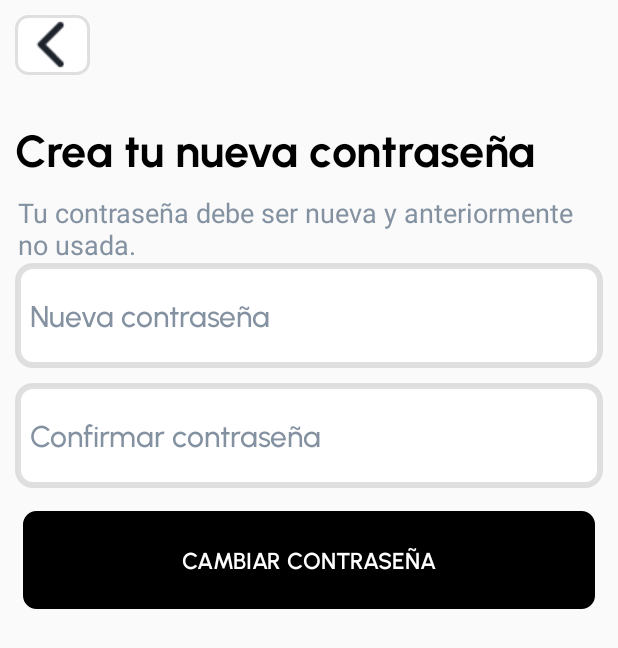
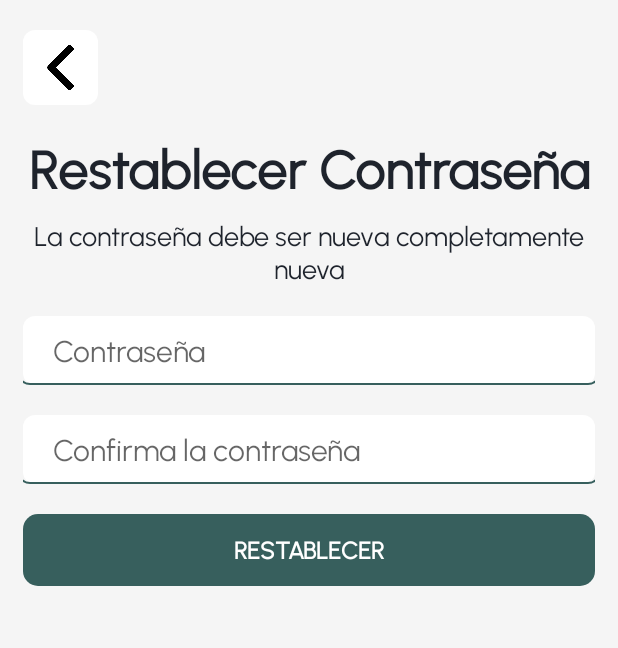
Before and after one commit to JPchipres/appmaquitia, an Android app: the new_password screen opened directly, with no data from a screen before it, on a phone screen of 412 x 824 dp. Shown: the top 648 px of the screen. Run offline under Robolectric (Android 15) with nearby library versions, the phone set to English and light mode, and no system bars.

Commit message:
normalizacion pt.1

```diff
--- a/app/src/main/java/com/example/appmaquitia/MainActivity.java
+++ b/app/src/main/java/com/example/appmaquitia/MainActivity.java
@@ -22,8 +22,7 @@ public class MainActivity extends AppCompatActivity {
         registro = (Button) findViewById(R.id.btnRegistro);
         iniciar = (Button) findViewById(R.id.btnInicioSesion);
         btnpublicaciones = findViewById(R.id.btn_publicaciones);
-
-        Intent ii = new Intent(this, PublicacionesActivity.class);
+        Intent ii = new Intent(this, codigo_otp.class);
         startActivity(ii);
         iniciar.setOnClickListener(new View.OnClickListener() {
             @Override
--- a/app/src/main/java/com/example/appmaquitia/new_password.java
+++ b/app/src/main/java/com/example/appmaquitia/new_password.java
@@ -3,6 +3,10 @@ package com.example.appmaquitia;
 import androidx.appcompat.app.AppCompatActivity;
 
 import android.os.Bundle;
+import android.view.View;
+import android.widget.Button;
+import android.widget.EditText;
+import android.widget.ImageButton;
 
 public class new_password extends AppCompatActivity {
 
@@ -10,5 +14,17 @@ public class new_password extends AppCompatActivity {
     protected void onCreate(Bundle savedInstanceState) {
         super.onCreate(savedInstanceState);
         setContentView(R.layout.activity_new_password);
+
+        Button restablecer = (Button) findViewById(R.id.btnRestablecer);
+        ImageButton regresar = (ImageButton) findViewById(R.id.btnRegresar);
+        EditText pass1 = (EditText) findViewById(R.id.etPass1);
+        EditText pass2 = (EditText) findViewById(R.id.etPass2);
+
+        regresar.setOnClickListener(new View.OnClickListener() {
+            @Override
+            public void onClick(View v) {
+                finish();
+            }
+        });
     }
 }
--- a/app/src/main/res/drawable/edittext2_details.xml
+++ b/app/src/main/res/drawable/edittext2_details.xml
@@ -3,5 +3,5 @@
     <solid android:color="@color/white"/>
     <corners android:radius="10dp"/>
     <stroke android:width="2dp"/>
-    <stroke android:color="@color/aqua"/>
+    <stroke android:color="@color/buttons"/>
 </shape>
--- a/app/src/main/res/layout/activity_new_password.xml
+++ b/app/src/main/res/layout/activity_new_password.xml
@@ -4,98 +4,117 @@
     xmlns:tools="http://schemas.android.com/tools"
     android:layout_width="match_parent"
     android:layout_height="match_parent"
+    android:background="@color/background"
     tools:context=".new_password">
 
+
     <LinearLayout
-        android:id="@+id/ll_back"
         android:layout_width="match_parent"
-        android:layout_height="wrap_content"
-        android:layout_marginStart="10dp"
-        android:layout_marginTop="10dp"
-        android:layout_marginEnd="10dp"
-        android:layout_marginBottom="10dp"
-        android:orientation="horizontal">
+        android:layout_height="match_parent"
+        android:orientation="vertical"
+        android:layout_marginVertical="20dp"
+        android:layout_marginHorizontal="15dp">
 
-        <Button
-            android:id="@+id/btn_back"
+    <!--Caja de layouts btn regresar-->
+
+    <LinearLayout
+        android:layout_width="match_parent"
+        android:layout_height="50dp"
+        android:padding="0dp">
+
+        <ImageButton
+            android:id="@+id/btnRegresar"
             android:layout_width="50dp"
-            android:layout_height="40dp"
-            android:background="@drawable/button_style"
-            android:drawableLeft="@drawable/arrow"
-            android:paddingStart="5dp"
-            android:textSize="30sp" />
+            android:layout_height="wrap_content"
+            android:src="@drawable/back"
+            android:textSize="20dp"
+            android:scaleType="fitCenter"
+            android:padding="10dp"
+            android:background="@drawable/backbutton"/>
+
     </LinearLayout>
 
+    <!--Caja de layouts botones-->
     <LinearLayout
-        android:id="@+id/ll_text"
-        android:layout_below="@+id/ll_back"
         android:layout_width="match_parent"
-        android:layout_height="wrap_content"
-        android:orientation="vertical"
-        android:layout_marginTop="20dp">
+        android:layout_height="match_parent"
+        android:layout_marginTop="20dp"
+        android:gravity="top"
+        android:orientation="vertical">
 
-        <TextView
+        <LinearLayout
             android:layout_width="match_parent"
             android:layout_height="wrap_content"
-            android:text="Crea tu nueva contraseña"
-            android:gravity="left"
-            android:layout_marginLeft="10dp"
-            android:textColor="@color/black"
-            android:textSize="30sp"
-            app:fontFamily="@font/urbanist_bold"/>
-        <TextView
+            android:gravity="center"
+            android:orientation="vertical">
+            <TextView
+                android:layout_width="match_parent"
+                android:layout_height="wrap_content"
+                android:textColor="@color/gris_oscuro"
+                android:fontFamily="@font/urbanist"
+                android:text="Restablecer Contraseña"
+                android:textSize="35sp"
+                android:textAlignment="center"
+                android:textStyle="bold"/>
+
+            <TextView
+                android:layout_marginTop="10dp"
+                android:layout_width="match_parent"
+                android:layout_height="wrap_content"
+                android:textColor="@color/gris_oscuro"
+                android:fontFamily="@font/urbanist"
+                android:text="La contraseña debe ser nueva completamente nueva"
+                android:textSize="18sp"
+                android:textAlignment="center"/>
+        </LinearLayout>
+
+        <LinearLayout
             android:layout_width="match_parent"
             android:layout_height="wrap_content"
-            android:text="Tu contraseña debe ser nueva y anteriormente no usada."
-            android:gravity="left"
-            android:layout_marginLeft="12dp"
-            android:layout_marginRight="6dp"
-            android:textColor="@color/gris_fuerte"
-            android:textSize="18sp"
-            android:layout_marginTop="10dp"/>
-    </LinearLayout>
+            android:orientation="vertical"
+            android:gravity="bottom">
 
-    <LinearLayout
-        android:id="@+id/ll_contraseña"
-        android:layout_below="@+id/ll_text"
-        android:layout_width="match_parent"
-        android:layout_height="wrap_content"
-        android:orientation="vertical">
+            <EditText
+                android:id="@+id/etPass1"
+                android:layout_width="match_parent"
+                android:layout_height="wrap_content"
+                android:layout_marginTop="20dp"
 
-        <EditText
-            android:id="@+id/et_contraseña"
-            android:layout_width="match_parent"
-            android:layout_height="70dp"
-            android:hint="Nueva contraseña"
-            android:textColorHint="@color/gris_fuerte"
-            android:layout_marginLeft="10dp"
-            android:layout_marginRight="10dp"
-            android:padding="10dp"
-            app:fontFamily="@font/urbanist_medium"
-            style="@style/edittextStyle"/>
+                android:background="@drawable/edittext_radius"
+                android:hint="Contraseña"
+                android:paddingLeft="20dp"
+                android:paddingVertical="10dp"
+                android:inputType="textEmailAddress"
+                android:textSize="20sp"
+                android:fontFamily="@font/urbanist"/>
+            <EditText
+                android:id="@+id/etPass2"
+                android:layout_width="match_parent"
+                android:layout_height="wrap_content"
+                android:layout_marginTop="20dp"
 
-        <EditText
-            android:id="@+id/et_contraseña2"
-            android:layout_width="match_parent"
-            android:layout_height="70dp"
-            android:hint="Confirmar contraseña"
-            android:textColorHint="@color/gris_fuerte"
-            android:layout_marginLeft="10dp"
-            android:layout_marginRight="10dp"
-            android:layout_marginTop="10dp"
-            android:padding="10dp"
-            app:fontFamily="@font/urbanist_medium"
-            style="@style/edittextStyle"/>
-        <Button
-            android:id="@+id/btn_contraseña"
-            android:layout_width="match_parent"
-            android:layout_height="65dp"
-            android:text="Cambiar contraseña"
-            android:textSize="15sp"
-            android:textColor="@color/white"
-            android:background="@drawable/button2_style"
-            app:fontFamily="@font/urbanist_semibold"
-            android:layout_margin="15dp"/>
+                android:background="@drawable/edittext_radius"
+                android:hint="Confirma la contraseña"
+                android:paddingLeft="20dp"
+                android:paddingVertical="10dp"
+                android:inputType="textEmailAddress"
+                android:textSize="20sp"
+                android:fontFamily="@font/urbanist"/>
+            <Button
+                android:id="@+id/btnRestablecer"
+                android:layout_width="match_parent"
+                android:layout_height="wrap_content"
+                android:layout_marginTop="20dp"
+                android:background="@drawable/button_ini"
+                android:textColor="@color/white"
+                android:text="Restablecer"
+                android:fontFamily="@font/urbanist"
+                android:textStyle="bold"
+                android:textSize="16dp"
+                app:cornerRadius="8dp"
+                android:padding="12dp"/>
+        </LinearLayout>
+        </LinearLayout>
     </LinearLayout>
 
 </RelativeLayout>
```
Also changed, not shown: app/src/main/java/com/example/appmaquitia/login.java (+26 -3 lines), app/src/main/java/com/example/appmaquitia/registro.java (+17 -14 lines), app/src/main/res/layout/activity_codigo_otp.xml (+37 -39 lines), app/src/main/res/layout/activity_login.xml (+28 -21 lines), app/src/main/res/layout/activity_registro.xml (+13 -12 lines).
